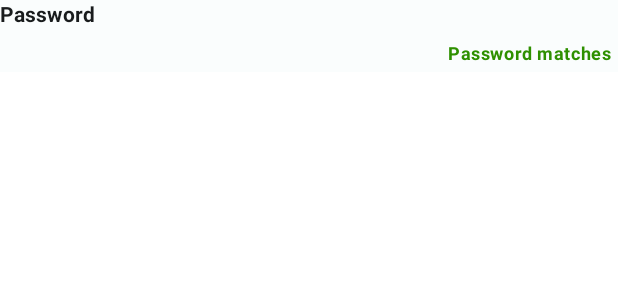
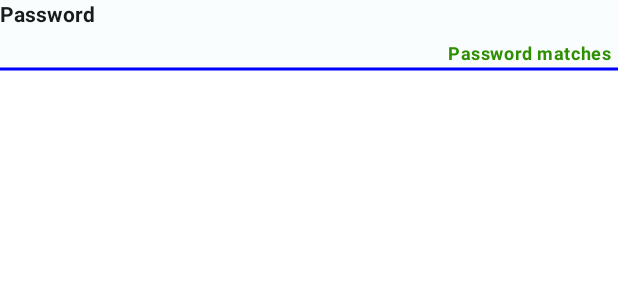
Before and after one commit to DevEgF/DroidChat, an Android app built with Jetpack Compose: the @Preview function SecondaryTextFieldPasswordPreview, on a phone screen of 412 x 824 dp. Shown: the top 300 px of the screen. Run offline under Robolectric (Android 15) with nearby library versions, the phone set to English and light mode, and no system bars.

Commit message:
Criando o modificador personalizado bottomBorder

```diff
--- a/app/src/main/java/com/example/droidchat/ui/component/SecondaryTextField.kt
+++ b/app/src/main/java/com/example/droidchat/ui/component/SecondaryTextField.kt
@@ -1,5 +1,6 @@
 package com.example.droidchat.ui.component
 
+import androidx.compose.foundation.background
 import androidx.compose.foundation.layout.Box
 import androidx.compose.foundation.layout.Column
 import androidx.compose.foundation.layout.Row
@@ -11,16 +12,19 @@ import androidx.compose.foundation.text.BasicTextField
 import androidx.compose.foundation.text.KeyboardOptions
 import androidx.compose.material3.Icon
 import androidx.compose.material3.IconButton
+import androidx.compose.material3.LocalContentColor
 import androidx.compose.material3.MaterialTheme
 import androidx.compose.material3.Surface
 import androidx.compose.material3.Text
 import androidx.compose.runtime.Composable
+import androidx.compose.runtime.CompositionLocalProvider
 import androidx.compose.runtime.getValue
 import androidx.compose.runtime.mutableStateOf
 import androidx.compose.runtime.remember
 import androidx.compose.runtime.setValue
 import androidx.compose.ui.Alignment
 import androidx.compose.ui.Modifier
+import androidx.compose.ui.graphics.Color
 import androidx.compose.ui.res.painterResource
 import androidx.compose.ui.text.font.FontWeight
 import androidx.compose.ui.text.input.ImeAction
@@ -29,6 +33,7 @@ import androidx.compose.ui.text.input.KeyboardType
 import androidx.compose.ui.tooling.preview.Preview
 import androidx.compose.ui.unit.dp
 import com.example.droidchat.R
+import com.example.droidchat.ui.extensions.bottomBorder
 import com.example.droidchat.ui.extensions.getVisualTransformationForPassword
 import com.example.droidchat.ui.theme.ColorSuccess
 import com.example.droidchat.ui.theme.DroidChatTheme
@@ -80,6 +85,7 @@ fun SecondaryTextField(
             color = MaterialTheme.colorScheme.surface
         ) {
             Row(
+                modifier = Modifier.bottomBorder(Color.Blue, 2.dp),
                 verticalAlignment = Alignment.CenterVertically
             ) {
                 Column(
--- /dev/null
+++ b/app/src/main/java/com/example/droidchat/ui/extensions/ModifierExtensions.kt
@@ -0,0 +1,21 @@
+package com.example.droidchat.ui.extensions
+
+import androidx.compose.ui.Modifier
+import androidx.compose.ui.draw.drawBehind
+import androidx.compose.ui.geometry.Offset
+import androidx.compose.ui.graphics.Color
+import androidx.compose.ui.unit.Dp
+
+fun Modifier.bottomBorder(color: Color, strokeWidth: Dp) = this.drawBehind {
+    val strokeWidthPx = strokeWidth.toPx()
+
+    val width = size.width
+    val height = size.height
+
+    drawLine(
+        color = color,
+        start = Offset(0f, height - strokeWidthPx),
+        end = Offset(width, height - strokeWidthPx),
+        strokeWidth = strokeWidthPx
+    )
+}
```
